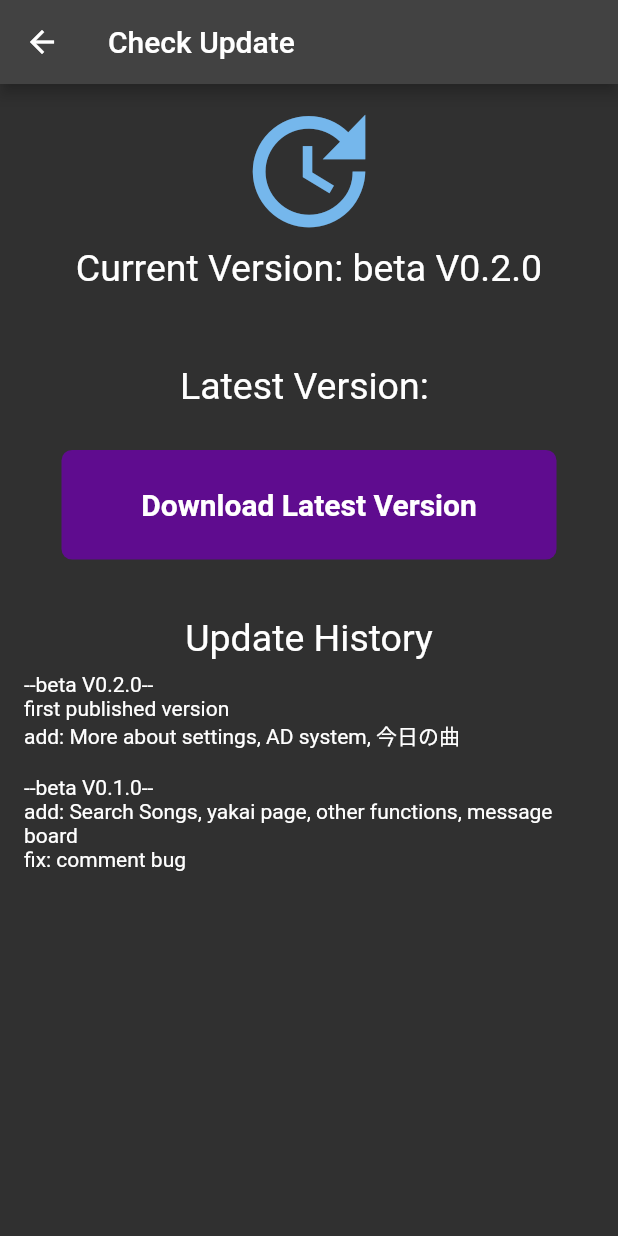
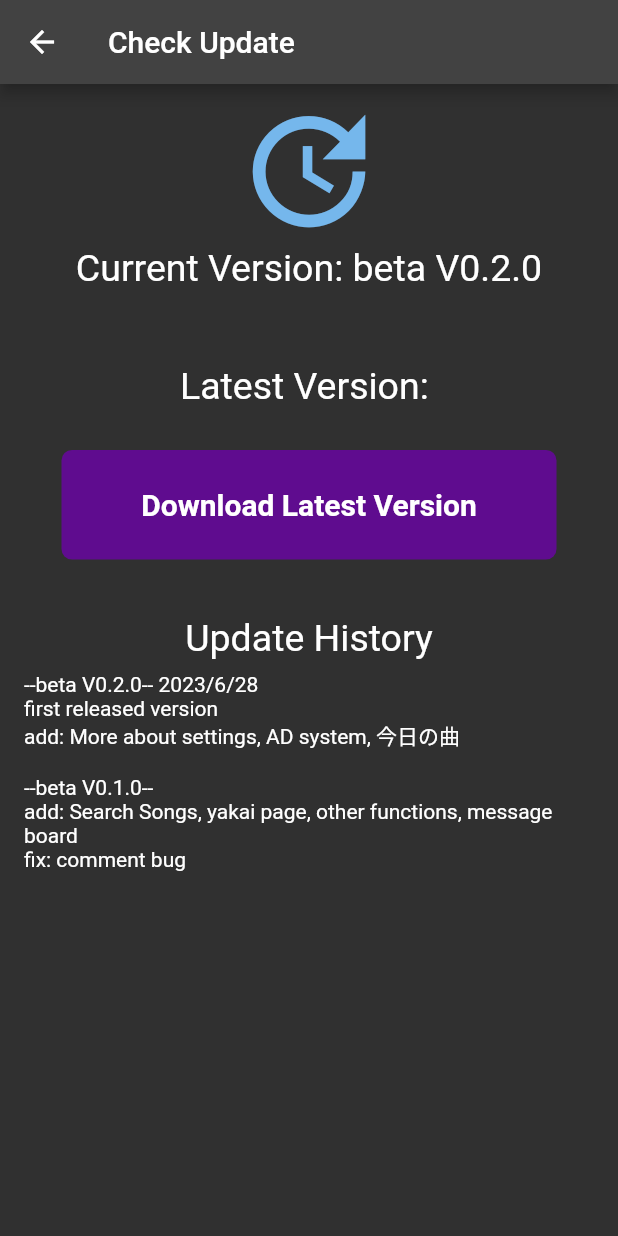
Before and after one commit to kuanyi0226/Flutter_Miyuki_FanClub, a Flutter app: the UpdatePage screen opened directly with empty values, on a phone screen of 412 x 824 dp. Run offline on Flutter 3.47's test engine with Material 2 defaults, Android fonts, the phone set to English and light mode, and no system bars; our stand-ins replace cloud_firestore, firebase_auth, firebase_core, get, google_mobile_ads, google_sign_in and 2 more; accounts and stored records are empty; network calls fail.

Commit message:
beta V0.2.0

```diff
--- a/lib/materials/MyText.dart
+++ b/lib/materials/MyText.dart
@@ -3,6 +3,6 @@ const APPNAME_EN = 'YUKI CLUB';
 const APPNAME_JP = 'ゆき クラブ';
 
 const UPDATE_CONTENT = [
-  '--beta V0.2.0--\nfirst published version\nadd: More about settings, AD system, 今日の曲',
+  '--beta V0.2.0-- 2023/6/28\nfirst released version\nadd: More about settings, AD system, 今日の曲',
   '--beta V0.1.0--\nadd: Search Songs, yakai page, other functions, message board\nfix: comment bug',
 ];
```
